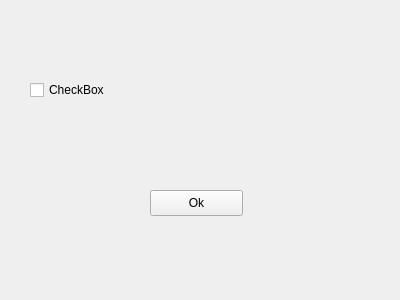
Qt form navbar/Navbar.ui (Savitar465/screenshooter) before a commit.
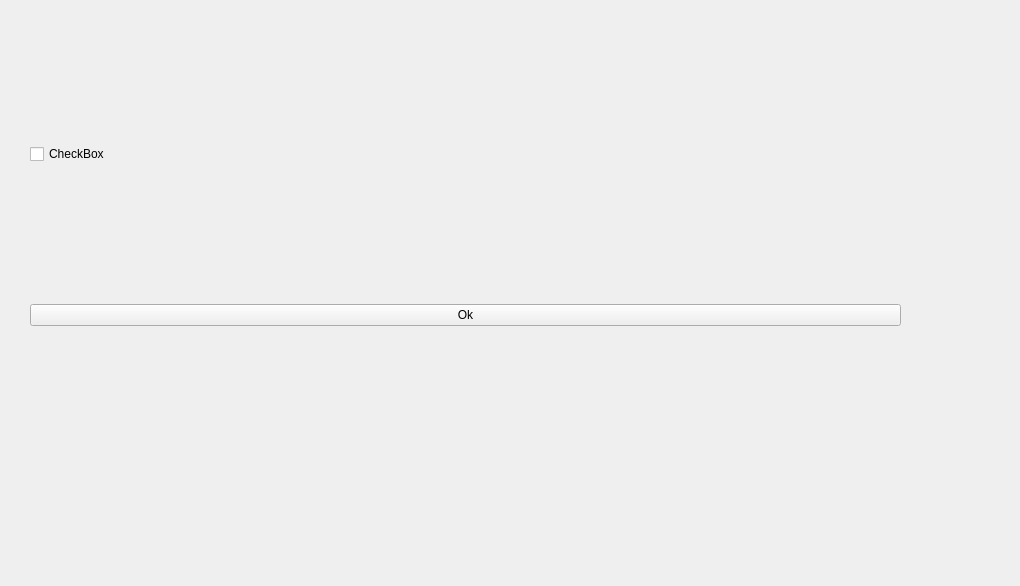
The same form after that commit.

What changed in the file:
```diff
--- a/navbar/Navbar.ui
+++ b/navbar/Navbar.ui
@@ -6,49 +6,23 @@
    <rect>
     <x>0</x>
     <y>0</y>
-    <width>400</width>
-    <height>300</height>
+    <width>1020</width>
+    <height>586</height>
    </rect>
   </property>
   <property name="windowTitle">
    <string>Navbar</string>
   </property>
-  <widget class="QPushButton" name="pushButton">
-   <property name="geometry">
-    <rect>
-     <x>150</x>
-     <y>190</y>
-     <width>93</width>
-     <height>26</height>
-    </rect>
-   </property>
-   <property name="text">
-    <string>Ok</string>
-   </property>
-  </widget>
   <widget class="QWidget" name="verticalLayoutWidget">
    <property name="geometry">
     <rect>
      <x>30</x>
      <y>10</y>
-     <width>321</width>
-     <height>141</height>
+     <width>871</width>
+     <height>451</height>
     </rect>
    </property>
    <layout class="QVBoxLayout" name="verticalLayout">
-    <item>
-     <spacer name="horizontalSpacer">
-      <property name="orientation">
-       <enum>Qt::Orientation::Horizontal</enum>
-      </property>
-      <property name="sizeHint" stdset="0">
-       <size>
-        <width>40</width>
-        <height>20</height>
-       </size>
-      </property>
-     </spacer>
-    </item>
     <item>
      <widget class="QCheckBox" name="checkBox">
       <property name="text">
@@ -56,6 +30,13 @@
       </property>
      </widget>
     </item>
+    <item>
+     <widget class="QPushButton" name="pushButton">
+      <property name="text">
+       <string>Ok</string>
+      </property>
+     </widget>
+    </item>
    </layout>
   </widget>
  </widget>
```
